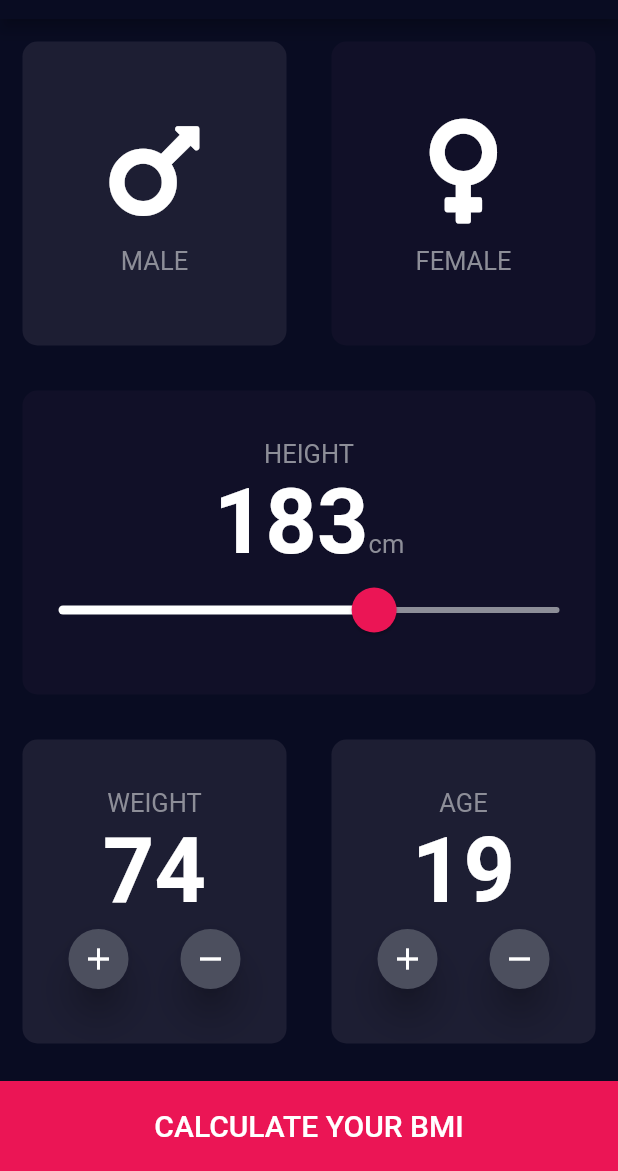
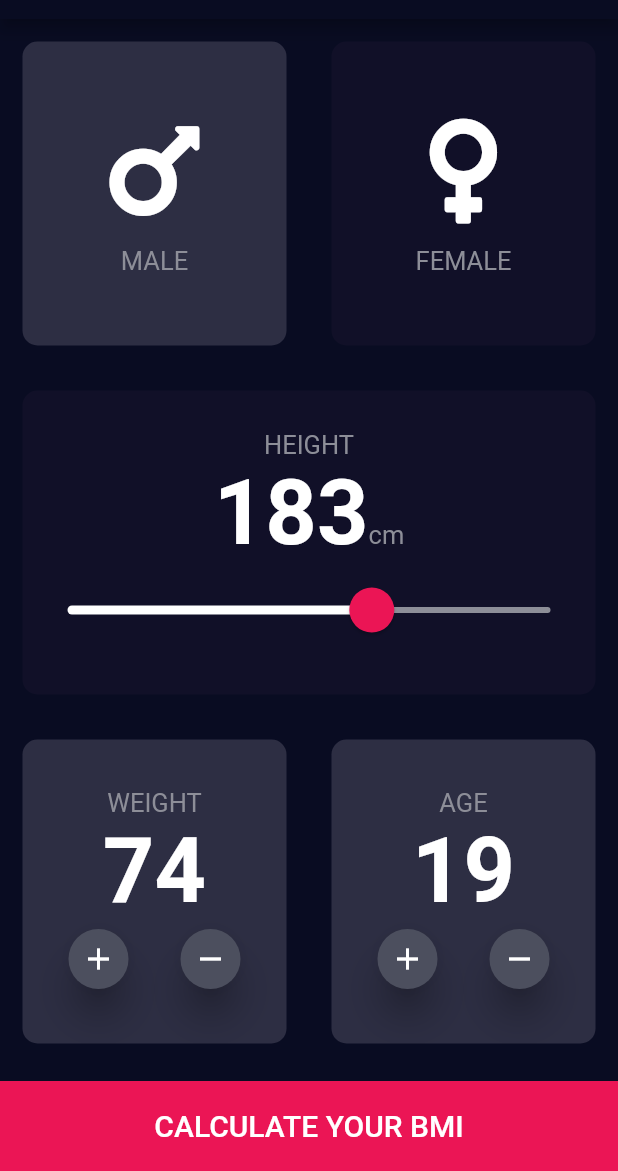
Before and after one commit to sanjay-namdeo/bmi_calculator, a Flutter app: the screen it shows after launch, on a phone screen of 412 x 824 dp, the part 65-1236 px from its top. Run offline on Flutter 3.47's test engine with Material 2 defaults, Android fonts, the phone set to English and light mode, and no system bars; our stand-ins replace font_awesome_flutter.

Commit message:
UI improvements

```diff
--- a/lib/add_remove_button.dart
+++ b/lib/add_remove_button.dart
@@ -11,7 +11,7 @@ class AddRemoveButton extends StatelessWidget {
   Widget build(BuildContext context) {
     return RawMaterialButton(
         onPressed: onUserTap,
-        fillColor: Color(0xFF4C4F5E),
+        fillColor: kButtonColor,
         child: Icon(iconToShow),
         elevation: 10.0,
         shape: CircleBorder(),
--- a/lib/constants.dart
+++ b/lib/constants.dart
@@ -1,8 +1,14 @@
 import 'package:flutter/material.dart';
 
-const Color kActiveColor = Color(0xFF1D1E33);
+const Color kActiveColor = Color(0xFF2D2E43);
 const Color kInactiveColor = Color(0xFF111028);
 const Color kBottomContainerColor = Color(0xFFEB1555);
+
+const Color kSliderActiveColor = Color(0xFFEB1555);
+const Color kSliderOverlayActiveColor = Color(0x29EB1555);
+const Color kSliderThumbColor = Color(0xFFEB1555);
+
+const Color kButtonColor = Color(0xFF4C4F5E);
 
 const kBottomContainerHeight = 60.0;
 
--- a/lib/input_page.dart
+++ b/lib/input_page.dart
@@ -96,10 +96,13 @@ class _InputPageState extends State<InputPage> {
                   data: SliderTheme.of(context).copyWith(
                       activeTrackColor: Colors.white,
                       inactiveTrackColor: Color(0xFF8d8E98),
-                      thumbColor: Color(0xFFEB1555),
-                      overlayColor: Color(0x29EB1555),
+                      thumbColor: kSliderThumbColor,
+                      overlayColor: kSliderOverlayActiveColor,
+                      activeTickMarkColor: Colors.white,
                       thumbShape:
-                          RoundSliderThumbShape(enabledThumbRadius: 15.0)),
+                          RoundSliderThumbShape(enabledThumbRadius: 15.0),
+                      overlayShape:
+                          RoundSliderOverlayShape(overlayRadius: 30.0)),
                   child: Slider(
                     onChanged: (newHeight) {
                       setState(() {
```
